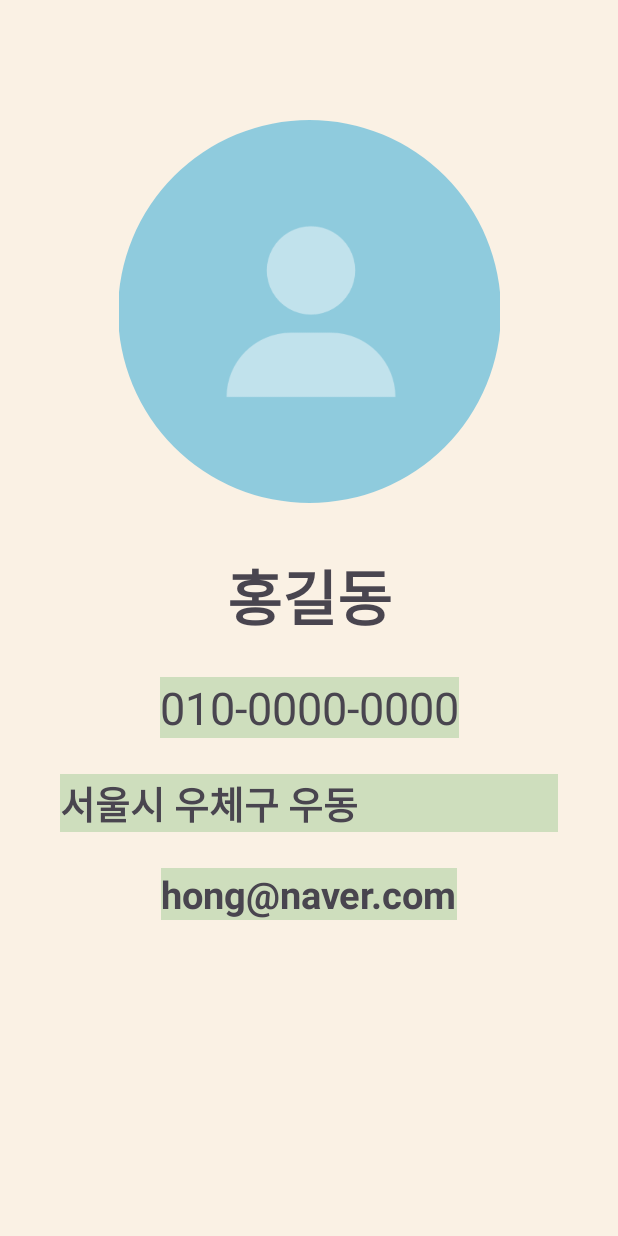
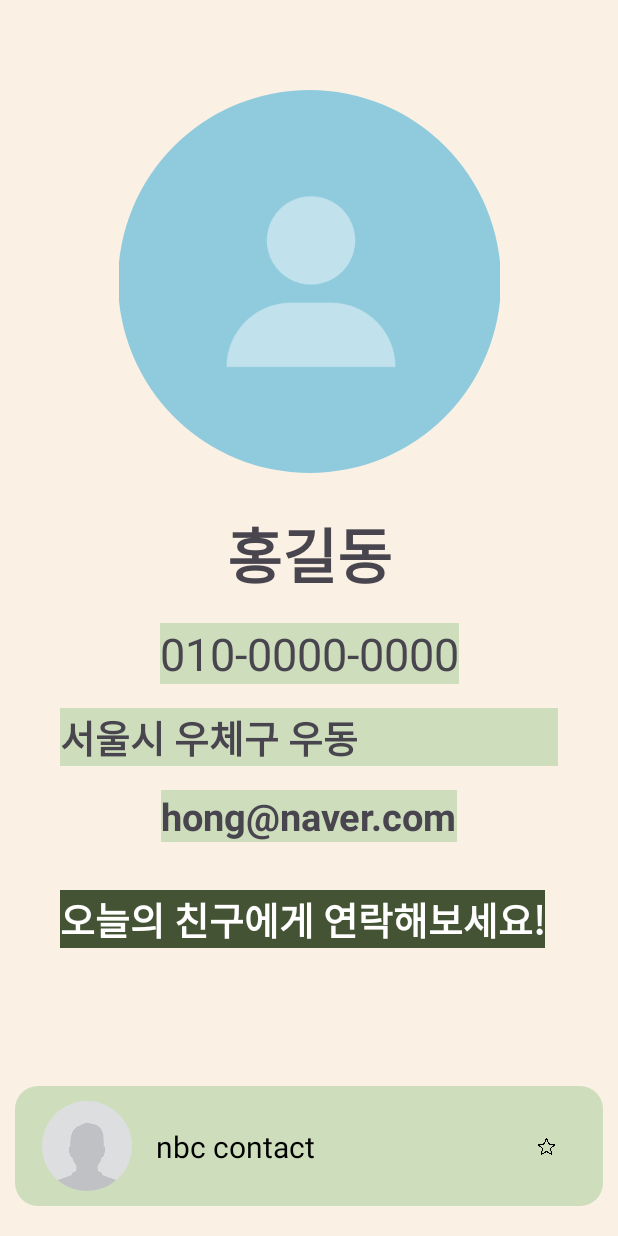
Before and after one commit to winteryy/nbc_contact, an Android app: the layout fragment_my_page.xml on its own in the app's theme, with its tools: preview values and no code run, on a phone screen of 412 x 824 dp. Run offline under Robolectric (Android 15) with nearby library versions, the phone set to English and light mode, and no system bars.

Commit message:
수정사항 고침

```diff
--- a/app/src/main/java/com/nbcteam5/nbccontact/MyPageFragment.kt
+++ b/app/src/main/java/com/nbcteam5/nbccontact/MyPageFragment.kt
@@ -11,7 +11,7 @@ import com.nbcteam5.nbccontact.databinding.FragmentMyPageBinding
 class MyPageFragment : Fragment() {
     private var _binding: FragmentMyPageBinding? = null
     private val binding get() = _binding!!
-    private val contactData : ContactData? = null
+//    private val contactData : ContactData? = null
 
     override fun onCreateView(
         inflater: LayoutInflater, container: ViewGroup?,
@@ -24,24 +24,34 @@ class MyPageFragment : Fragment() {
     override fun onViewCreated(view: View, savedInstanceState: Bundle?) {
         super.onViewCreated(view, savedInstanceState)
         initViews()
+        binding.contact.setOnClickListener(){
+            randompeople()
+        }
+    }
+    private fun randompeople(){
+        val range = (1..11)
+        val randomUser = ContactDatabase.()
+        binding.name.text = randomUser.name
+        binding.number.text = randomUser.phoneNumber
+        binding.home.text = randomUser.address
+        binding.email.text = randomUser.email
     }
     private fun initViews(){
-        val user = getUserInfo()
+        val user = ContactDatabase.getUserData()
         binding.name.text = user.name
         binding.number.text = user.phoneNumber
         binding.home.text = user.address
         binding.email.text = user.email
     }
-    private fun getUserInfo(): UserData {
-        val result = (contactData as ContactDatabase).getUserData()
-        return UserData(
-            name = result.name,
-            phoneNumber = result.phoneNumber,
-            address = result.address,
-            email = result.email
-        )
-    }
-
+//    private fun getUserInfo(): UserData {
+//        val result = (contactData as ContactDatabase).getUserData()
+//        return UserData(
+//            name = result.name,
+//            phoneNumber = result.phoneNumber,
+//            address = result.address,
+//            email = result.email
+//        )
+//    }
 
     override fun onDestroyView() {
         super.onDestroyView()
--- a/app/src/main/java/com/nbcteam5/nbccontact/data/ContactDatabase.kt
+++ b/app/src/main/java/com/nbcteam5/nbccontact/data/ContactDatabase.kt
@@ -41,7 +41,7 @@ object ContactDatabase {
     private val totalContactData: List<ContactData> get() = _totalContactData
 
     fun getContactData(): List<ContactData> = totalContactData
-    fun getUserData(): UserData=UserData(name="김새동", phoneNumber = "010-6543-9876", address = "부산 홍길동 시소아파트 502동 3호", email = "birddong@naver.com")
+    fun getUserData(): UserData=UserData(name="김새동", phoneNumber = "010-6543-9876", address = "부산 홍길동 시소아파트 502동 3호", email = "birddongnaver.com")
     fun addContactData(newData: ContactData): Boolean {
         _totalContactData = _totalContactData.toMutableList().apply {
             add(newData.copy(id = idNum, isFavorite = false))
--- a/app/src/main/res/layout/fragment_my_page.xml
+++ b/app/src/main/res/layout/fragment_my_page.xml
@@ -13,7 +13,7 @@
         android:id="@+id/image"
         android:layout_width="255dp"
         android:layout_height="255dp"
-        android:layout_marginTop="80dp"
+        android:layout_marginTop="60dp"
 
         android:src="@drawable/image"
         app:layout_constraintEnd_toEndOf="parent"
@@ -25,7 +25,7 @@
         android:id="@+id/name"
         android:layout_width="wrap_content"
         android:layout_height="wrap_content"
-        android:layout_marginTop="32dp"
+        android:layout_marginTop="24dp"
         android:text="홍길동"
         android:textSize="40sp"
         android:textStyle="bold"
@@ -37,7 +37,7 @@
         android:id="@+id/number"
         android:layout_width="wrap_content"
         android:layout_height="wrap_content"
-        android:layout_marginTop="24dp"
+        android:layout_marginTop="16dp"
         android:background="@color/theme_light_green"
         android:text="010-0000-0000"
 
@@ -49,15 +49,15 @@
     <TextView
         android:id="@+id/home"
         android:layout_width="0dp"
+        android:layout_height="wrap_content"
         android:layout_marginHorizontal="40dp"
+        android:layout_marginTop="16dp"
+        android:background="@color/theme_light_green"
+        android:ellipsize="end"
         android:maxLines="2"
-        android:ellipsize="end"
-        android:textStyle="bold"
-        android:layout_height="wrap_content"
-        android:layout_marginTop="24dp"
-        android:background="@color/theme_light_green"
         android:text="서울시 우체구 우동"
         android:textSize="25sp"
+        android:textStyle="bold"
         app:layout_constraintEnd_toEndOf="parent"
         app:layout_constraintStart_toStartOf="parent"
         app:layout_constraintTop_toBottomOf="@+id/number" />
@@ -66,23 +66,86 @@
         android:id="@+id/email"
         android:layout_width="wrap_content"
         android:layout_height="wrap_content"
-        android:layout_marginTop="24dp"
+        android:layout_marginTop="16dp"
         android:background="@color/theme_light_green"
         android:text="hong@naver.com"
+        android:textSize="25sp"
         android:textStyle="bold"
-        android:textSize="25sp"
         app:layout_constraintEnd_toEndOf="parent"
         app:layout_constraintStart_toStartOf="parent"
         app:layout_constraintTop_toBottomOf="@+id/home" />
 
-<!--    <ImageView-->
-<!--        android:id="@+id/btn"-->
-<!--        android:layout_width="wrap_content"-->
-<!--        android:layout_height="wrap_content"-->
-<!--        android:layout_marginStart="8dp"-->
-<!--        android:layout_marginTop="8dp"-->
-<!--        android:src="@drawable/baseline_arrow_back_ios_new_32"-->
-<!--        app:layout_constraintStart_toStartOf="parent"-->
-<!--        app:layout_constraintTop_toTopOf="parent"-->
-<!--        app:tint="@color/black" />-->
+    <TextView
+        android:id="@+id/todaynumber"
+        android:layout_width="wrap_content"
+        android:layout_height="wrap_content"
+        android:layout_marginTop="32dp"
+        android:background="@color/theme_olive"
+        android:text="오늘의 친구에게 연락해보세요!"
+        android:textColor="@color/white"
+        android:textSize="25dp"
+        android:textStyle="bold"
+        app:layout_constraintEnd_toEndOf="parent"
+        app:layout_constraintHorizontal_bias="0.449"
+        app:layout_constraintStart_toStartOf="parent"
+        app:layout_constraintTop_toBottomOf="@+id/email" />
+
+    <androidx.constraintlayout.widget.ConstraintLayout
+        android:layout_width="match_parent"
+        android:layout_height="wrap_content"
+        android:layout_marginHorizontal="10dp"
+        android:layout_marginVertical="1dp"
+        android:background="@drawable/stroke_recycler_view_background"
+        android:foregroundGravity="bottom"
+        app:layout_constraintBottom_toBottomOf="parent"
+        app:layout_constraintEnd_toEndOf="parent"
+        app:layout_constraintHorizontal_bias="0.0"
+        app:layout_constraintStart_toStartOf="parent"
+        app:layout_constraintTop_toTopOf="parent"
+        app:layout_constraintVertical_bias="0.975"
+        android:id="@+id/contact">
+
+        <com.google.android.material.imageview.ShapeableImageView
+            android:id="@+id/iv_rv_user"
+            android:layout_width="60dp"
+            android:layout_height="60dp"
+            android:layout_marginVertical="10dp"
+            android:layout_marginStart="18dp"
+            android:scaleType="centerCrop"
+            android:src="@drawable/blank_profile_image_square"
+            app:layout_constraintBottom_toBottomOf="parent"
+            app:layout_constraintStart_toStartOf="parent"
+            app:layout_constraintTop_toTopOf="parent"
+            app:shapeAppearanceOverlay="@style/RoundImage"
+
+            />
+
+        <TextView
+            android:id="@+id/tv_rv_user_name"
+            android:layout_width="0dp"
+            android:layout_height="wrap_content"
+            android:layout_marginStart="16dp"
+            android:layout_marginEnd="32dp"
+            android:ellipsize="end"
+            android:maxLines="1"
+            android:text="@string/app_name"
+            android:textColor="@color/black"
+            android:textSize="20sp"
+            app:layout_constraintBottom_toBottomOf="@id/iv_rv_user"
+            app:layout_constraintEnd_toStartOf="@id/iv_rv_favorite"
+            app:layout_constraintStart_toEndOf="@id/iv_rv_user"
+            app:layout_constraintTop_toTopOf="@id/iv_rv_user" />
+
+        <ImageView
+            android:id="@+id/iv_rv_favorite"
+            android:layout_width="11dp"
+            android:layout_height="11dp"
+            android:layout_marginTop="8dp"
+            android:layout_marginEnd="32dp"
+            android:layout_marginBottom="8dp"
+            app:layout_constraintBottom_toBottomOf="parent"
+            app:layout_constraintEnd_toEndOf="parent"
+            app:layout_constraintTop_toTopOf="parent"
+            app:srcCompat="@drawable/star_empty" />
+    </androidx.constraintlayout.widget.ConstraintLayout>
 </androidx.constraintlayout.widget.ConstraintLayout>
```
